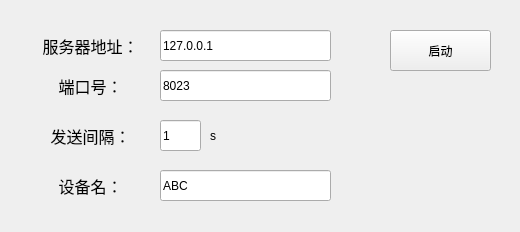
Above: client/client_qt.ui from kevin2li/network_protocol_design before the change. Below: the same form after it.
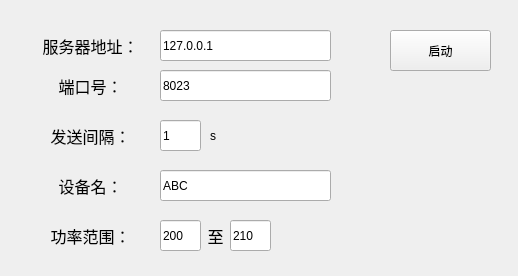
That is the form after the change.

The edit to the form file:
```diff
--- a/client/client_qt.ui
+++ b/client/client_qt.ui
@@ -6,8 +6,8 @@
    <rect>
     <x>0</x>
     <y>0</y>
-    <width>520</width>
-    <height>232</height>
+    <width>518</width>
+    <height>276</height>
    </rect>
   </property>
   <property name="windowTitle">
@@ -191,6 +191,82 @@
     <string>启动</string>
    </property>
   </widget>
+  <widget class="QLabel" name="label_6">
+   <property name="geometry">
+    <rect>
+     <x>20</x>
+     <y>220</y>
+     <width>141</width>
+     <height>31</height>
+    </rect>
+   </property>
+   <property name="font">
+    <font>
+     <family>Arial Black</family>
+     <pointsize>12</pointsize>
+    </font>
+   </property>
+   <property name="text">
+    <string>功率范围：</string>
+   </property>
+   <property name="textFormat">
+    <enum>Qt::AutoText</enum>
+   </property>
+   <property name="alignment">
+    <set>Qt::AlignCenter</set>
+   </property>
+  </widget>
+  <widget class="QLineEdit" name="lineEdit_5">
+   <property name="geometry">
+    <rect>
+     <x>160</x>
+     <y>220</y>
+     <width>41</width>
+     <height>31</height>
+    </rect>
+   </property>
+   <property name="text">
+    <string>200</string>
+   </property>
+  </widget>
+  <widget class="QLabel" name="label_7">
+   <property name="geometry">
+    <rect>
+     <x>200</x>
+     <y>220</y>
+     <width>31</width>
+     <height>31</height>
+    </rect>
+   </property>
+   <property name="font">
+    <font>
+     <family>Arial Black</family>
+     <pointsize>12</pointsize>
+    </font>
+   </property>
+   <property name="text">
+    <string>至</string>
+   </property>
+   <property name="textFormat">
+    <enum>Qt::AutoText</enum>
+   </property>
+   <property name="alignment">
+    <set>Qt::AlignCenter</set>
+   </property>
+  </widget>
+  <widget class="QLineEdit" name="lineEdit_6">
+   <property name="geometry">
+    <rect>
+     <x>230</x>
+     <y>220</y>
+     <width>41</width>
+     <height>31</height>
+    </rect>
+   </property>
+   <property name="text">
+    <string>210</string>
+   </property>
+  </widget>
  </widget>
  <resources/>
  <connections>
```
